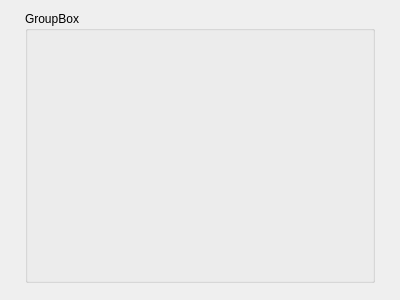
The window that src/gui/accountmodalwidget.ui (BWTECH-github/client) describes before a commit, drawn with Qt 5.
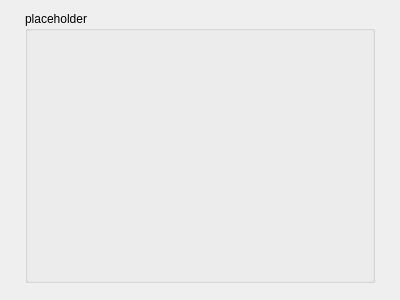
The same window after the commit.

Commit message:
Mark string as non-translatable (#12128)
This string is replaced at runtime by the correct string. It is only
in the UI file as a placeholder, showing that another string will be
put in.

What changed in the file:
```diff
--- a/src/gui/accountmodalwidget.ui
+++ b/src/gui/accountmodalwidget.ui
@@ -23,7 +23,7 @@
    <item>
     <widget class="QGroupBox" name="groupBox">
      <property name="title">
-      <string>GroupBox</string>
+      <string notr="true">placeholder</string>
      </property>
      <layout class="QVBoxLayout" name="verticalLayout_2"/>
     </widget>
```
